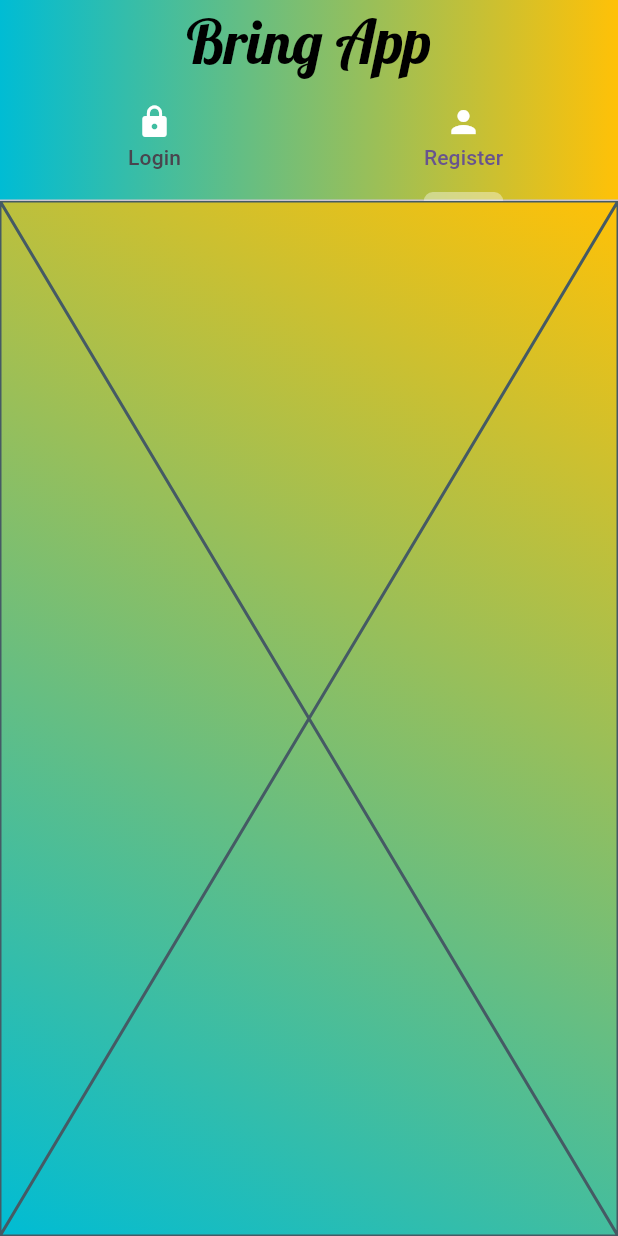
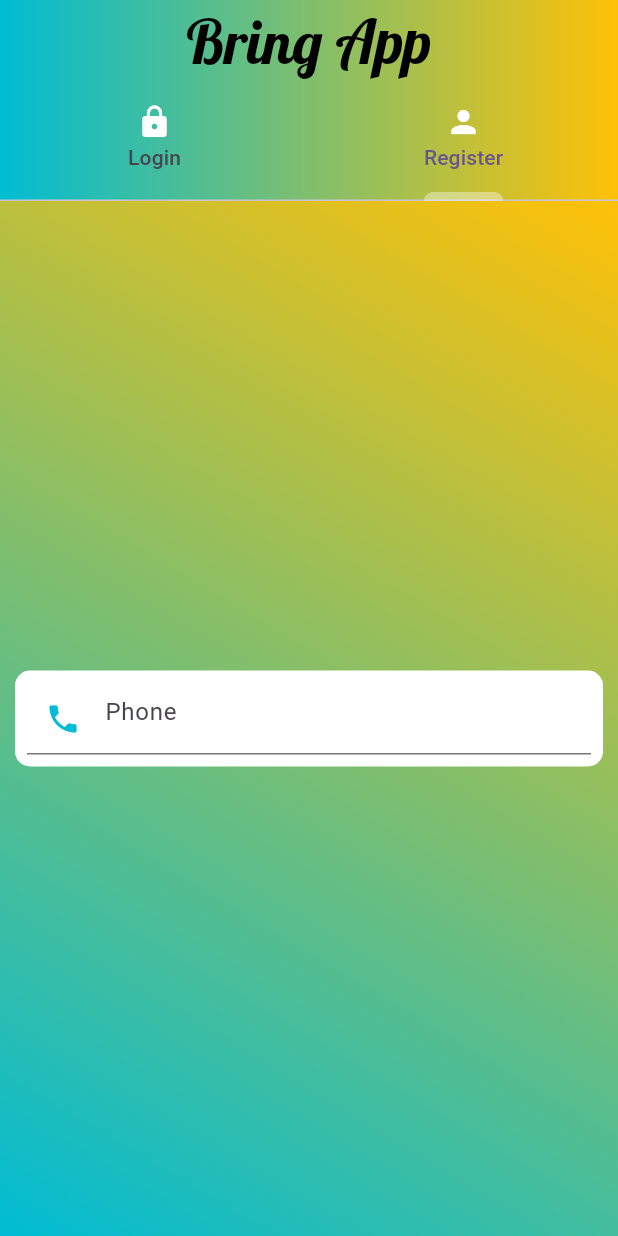
Before and after one commit to taydinadnan/BringApp-Delivery-service-app-2024, a Flutter app: the AuthScreen screen opened directly, tab 2 chosen, on a phone screen of 412 x 824 dp. Run offline on Flutter 3.47's test engine with Material 3 defaults, Android fonts, the phone set to English and light mode, and no system bars.

Commit message:
Creating a Custom Text Field

```diff
--- a/sellers_app/lib/authentication/register.dart
+++ b/sellers_app/lib/authentication/register.dart
@@ -1,4 +1,5 @@
 import 'package:flutter/material.dart';
+import 'package:sellers_app/widgets/custom_text_field.dart';
 
 class RegisterScreen extends StatefulWidget {
   const RegisterScreen({super.key});
@@ -8,8 +9,17 @@ class RegisterScreen extends StatefulWidget {
 }
 
 class _RegisterScreenState extends State<RegisterScreen> {
+  TextEditingController anyController = TextEditingController();
+
   @override
   Widget build(BuildContext context) {
-    return const Placeholder();
+    return Center(
+      child: CustomTextField(
+        controller: anyController,
+        data: Icons.phone,
+        hintText: "Phone",
+        isObscure: false,
+      ),
+    );
   }
 }
--- /dev/null
+++ b/sellers_app/lib/widgets/custom_text_field.dart
@@ -0,0 +1,44 @@
+import 'package:flutter/material.dart';
+
+class CustomTextField extends StatelessWidget {
+  final TextEditingController? controller;
+  final IconData? data;
+  final String? hintText;
+  final bool isObscure;
+  final bool enabled;
+
+  const CustomTextField({
+    this.controller,
+    this.data,
+    this.hintText,
+    this.enabled = true,
+    this.isObscure = false,
+    super.key,
+  });
+
+  @override
+  Widget build(BuildContext context) {
+    return Container(
+      decoration: const BoxDecoration(
+        color: Colors.white,
+        borderRadius: BorderRadius.all(Radius.circular(10)),
+      ),
+      padding: const EdgeInsets.all(8.0),
+      margin: const EdgeInsets.all(10),
+      child: TextFormField(
+        enabled: enabled,
+        controller: controller,
+        obscureText: isObscure,
+        cursorColor: Theme.of(context).primaryColor,
+        decoration: InputDecoration(
+          prefixIcon: Icon(
+            data,
+            color: Colors.cyan,
+          ),
+          focusColor: Theme.of(context).primaryColor,
+          hintText: hintText,
+        ),
+      ),
+    );
+  }
+}
```
